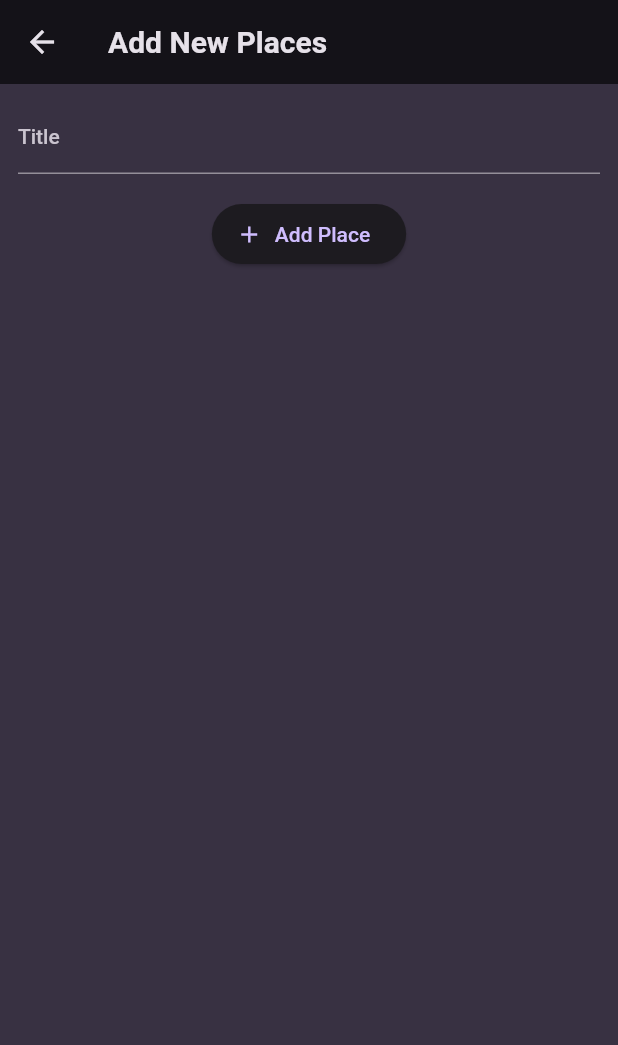
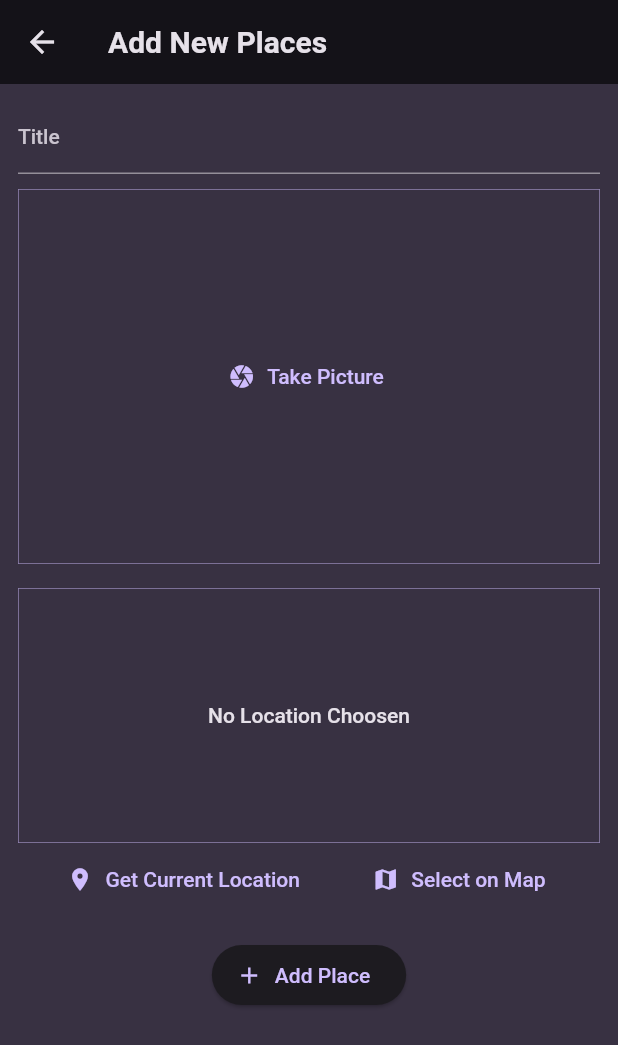
Before and after one commit to Gnturf/favorite_places, a Flutter app: the AddPlaceScreen screen opened directly, on a phone screen of 412 x 824 dp. Shown: the top 1045 px of the screen. Run offline on Flutter 3.47's test engine with Material 2 defaults, Android fonts, the phone set to English and light mode, and no system bars; our stand-ins replace flutter_riverpod, google_fonts, image_picker, location.

Commit message:
Adding Location Input
Setting Google Map Package

```diff
--- a/lib/models/place.dart
+++ b/lib/models/place.dart
@@ -1,11 +1,30 @@
+import 'dart:io';
+
 import 'package:uuid/uuid.dart';
-import 'package:uuid/v4.dart';
 
 final uuid = Uuid();
 
 class Place {
-  Place({required this.title}) : id = uuid.v4();
+  Place({
+    required this.title,
+    required this.image,
+    required this.location,
+  }) : id = uuid.v4();
 
   final String id;
   final String title;
+  final File image;
+  final PlaceLocation location;
 }
+
+class PlaceLocation {
+  const PlaceLocation({
+    required this.latitude,
+    required this.longitude,
+    required this.address,
+  });
+
+  final double latitude;
+  final double longitude;
+  final String address;
+}
--- a/lib/providers/user_places.dart
+++ b/lib/providers/user_places.dart
@@ -1,11 +1,13 @@
+import 'dart:io';
+
 import 'package:favorite_places/models/place.dart';
 import 'package:flutter_riverpod/flutter_riverpod.dart';
 
 class UserPlacesNotifier extends StateNotifier<List<Place>> {
   UserPlacesNotifier() : super(const []);
 
-  void addPlace(String title) {
-    final newPlace = Place(title: title);
+  void addPlace(String title, File image, PlaceLocation location) {
+    final newPlace = Place(title: title, image: image, location: location);
     state = [newPlace, ...state];
   }
 }
--- a/lib/screens/add_place.dart
+++ b/lib/screens/add_place.dart
@@ -1,4 +1,9 @@
+import 'dart:io';
+
+import 'package:favorite_places/models/place.dart';
 import 'package:favorite_places/providers/user_places.dart';
+import 'package:favorite_places/widgets/image_input.dart';
+import 'package:favorite_places/widgets/location_input.dart';
 import 'package:flutter/material.dart';
 import 'package:flutter_riverpod/flutter_riverpod.dart';
 
@@ -13,15 +18,25 @@ class AddPlaceScreen extends ConsumerStatefulWidget {
 
 class _AddPlaceScreenState extends ConsumerState<AddPlaceScreen> {
   final _titleController = TextEditingController();
+  File? _selectedImage;
+  PlaceLocation? _selectedLocation;
 
   void _savePlace() {
     final _enteredTitle = _titleController.text;
 
-    if (_enteredTitle.isEmpty) {
+    if (_enteredTitle.isEmpty ||
+        _selectedImage == null ||
+        _selectedLocation == null) {
       return;
     }
 
-    ref.read(userPlacesProvider.notifier).addPlace(_enteredTitle);
+    print('passed');
+
+    ref.read(userPlacesProvider.notifier).addPlace(
+          _enteredTitle,
+          _selectedImage!,
+          _selectedLocation!,
+        );
 
     Navigator.of(context).pop();
   }
@@ -53,6 +68,23 @@ class _AddPlaceScreenState extends ConsumerState<AddPlaceScreen> {
               ),
             ),
             const SizedBox(
+              height: 10,
+            ),
+            // Image Input
+            ImageInput(
+              onPickImage: (image) {
+                _selectedImage = image;
+              },
+            ),
+            const SizedBox(
+              height: 16,
+            ),
+            LocationInput(
+              onSelectLocation: (location) {
+                _selectedLocation = location;
+              },
+            ),
+            const SizedBox(
               height: 16,
             ),
             ElevatedButton.icon(
--- a/lib/screens/places.dart
+++ b/lib/screens/places.dart
@@ -29,7 +29,10 @@ class PlacesScreen extends ConsumerWidget {
           )
         ],
       ),
-      body: PlacesList(places: userPlaces),
+      body: Padding(
+        padding: const EdgeInsets.all(8.0),
+        child: PlacesList(places: userPlaces),
+      ),
     );
   }
 }
--- /dev/null
+++ b/lib/widgets/image_input.dart
@@ -0,0 +1,71 @@
+import 'dart:io';
+
+import 'package:flutter/material.dart';
+import 'package:image_picker/image_picker.dart';
+
+class ImageInput extends StatefulWidget {
+  const ImageInput({super.key, required this.onPickImage});
+
+  final void Function(File image) onPickImage;
+
+  @override
+  State<ImageInput> createState() {
+    return _ImageInputState();
+  }
+}
+
+class _ImageInputState extends State<ImageInput> {
+  File? _selectedImage;
+
+  void _takePicture() async {
+    final imagePicker = ImagePicker();
+    final pickedImage = await imagePicker.pickImage(
+      source: ImageSource.camera,
+      maxWidth: 600,
+    );
+
+    if (pickedImage == null) {
+      return;
+    }
+
+    setState(() {
+      _selectedImage = File(pickedImage.path);
+    });
+
+    widget.onPickImage(_selectedImage!);
+  }
+
+  @override
+  Widget build(BuildContext context) {
+    Widget content = TextButton.icon(
+      onPressed: _takePicture,
+      icon: const Icon(Icons.camera),
+      label: const Text('Take Picture'),
+    );
+
+    if (_selectedImage != null) {
+      content = GestureDetector(
+        onTap: _takePicture,
+        child: Image.file(
+          _selectedImage!,
+          fit: BoxFit.cover,
+          width: double.infinity,
+          height: double.infinity,
+        ),
+      );
+    }
+
+    return Container(
+      height: 250,
+      width: double.infinity,
+      alignment: Alignment.center,
+      decoration: BoxDecoration(
+        border: Border.all(
+          width: 0.5,
+          color: Theme.of(context).colorScheme.primary.withOpacity(0.6),
+        ),
+      ),
+      child: content,
+    );
+  }
+}
--- /dev/null
+++ b/lib/widgets/location_input.dart
@@ -0,0 +1,144 @@
+import 'dart:convert';
+
+import 'package:favorite_places/models/place.dart';
+import 'package:flutter/material.dart';
+import 'package:image_picker/image_picker.dart';
+import 'package:location/location.dart';
+import 'package:http/http.dart' as http;
+
+class LocationInput extends StatefulWidget {
+  const LocationInput({super.key, required this.onSelectLocation});
+
+  final void Function(PlaceLocation location) onSelectLocation;
+
+  @override
+  State<LocationInput> createState() {
+    return _LocationInputState();
+  }
+}
+
+class _LocationInputState extends State<LocationInput> {
+  PlaceLocation? _pickedLocation;
+  var _isGettingLocation = false;
+
+  String get locationImage {
+    if (_pickedLocation == null) {
+      return "";
+    }
+    final lat = _pickedLocation!.latitude;
+    final lon = _pickedLocation!.longitude;
+    return "https://maps.googleapis.com/maps/api/staticmap?center=$lat,$lon&zoom=16&size=600x300&maptype=roadmap&markers=color:red%7C$lat,$lon&key=AIzaSyDc3A-8HiiblwkPZhJ4bRQrQFwQh6qTCVA";
+  }
+
+  void _getCurrentLocation() async {
+    Location location = Location();
+
+    bool serviceEnabled;
+    PermissionStatus permissionGranted;
+    LocationData locationData;
+
+    serviceEnabled = await location.serviceEnabled();
+    if (!serviceEnabled) {
+      serviceEnabled = await location.requestService();
+      if (!serviceEnabled) {
+        return;
+      }
+    }
+
+    permissionGranted = await location.hasPermission();
+    if (permissionGranted == PermissionStatus.denied) {
+      permissionGranted = await location.requestPermission();
+      if (permissionGranted != PermissionStatus.granted) {
+        return;
+      }
+    }
+
+    setState(() {
+      _isGettingLocation = true;
+    });
+
+    locationData = await location.getLocation();
+    final lat = locationData.latitude;
+    final lon = locationData.longitude;
+
+    if (lat == null || lon == null) {
+      _isGettingLocation = false;
+      return;
+    }
+
+    final uri = Uri.parse(
+        'https://maps.googleapis.com/maps/api/geocode/json?latlng=${lat},${lon}&key=AIzaSyDc3A-8HiiblwkPZhJ4bRQrQFwQh6qTCVA');
+
+    final r = await http.get(uri);
+    final responseBody = json.decode(r.body);
+    final address = responseBody["results"][1]["formatted_address"];
+
+    setState(() {
+      _pickedLocation = PlaceLocation(
+        latitude: lat,
+        longitude: lon,
+        address: address,
+      );
+
+      _isGettingLocation = false;
+    });
+
+    widget.onSelectLocation(_pickedLocation!);
+  }
+
+  @override
+  Widget build(BuildContext context) {
+    Widget previewContent = Text(
+      'No Location Choosen',
+      textAlign: TextAlign.center,
+      style: Theme.of(context).textTheme.bodyLarge!.copyWith(
+            color: Theme.of(context).colorScheme.onBackground,
+          ),
+    );
+
+    if (_pickedLocation != null) {
+      previewContent = Image.network(
+        locationImage,
+        fit: BoxFit.cover,
+        width: double.infinity,
+        height: double.infinity,
+      );
+    }
+
+    if (_isGettingLocation) {
+      previewContent = const CircularProgressIndicator();
+    }
+
+    return Column(
+      children: [
+        Container(
+          alignment: Alignment.center,
+          height: 170,
+          width: double.infinity,
+          decoration: BoxDecoration(
+            border: Border.all(
+              width: 0.5,
+              color: Theme.of(context).colorScheme.primary.withOpacity(0.6),
+            ),
+          ),
+          child: previewContent,
+        ),
+        Row(
+          mainAxisAlignment: MainAxisAlignment.spaceEvenly,
+          children: [
+            TextButton.icon(
+              onPressed: _getCurrentLocation,
+              icon: const Icon(Icons.location_on),
+              label: const Text('Get Current Location'),
+            ),
+            TextButton.icon(
+              onPressed: () {},
+              icon: const Icon(Icons.map),
+              label: const Text('Select on Map'),
+            ),
+          ],
+        )
+      ],
+    );
+  }
+}
--- a/pubspec.yaml
+++ b/pubspec.yaml
@@ -38,6 +38,10 @@ dependencies:
   google_fonts: ^6.1.0
   uuid: ^4.2.1
   flutter_riverpod: ^2.4.8
+  image_picker: ^1.0.4
+  location: ^5.0.3
+  http: ^1.1.0
+  google_maps_flutter: ^2.5.0
 
 dev_dependencies:
   flutter_test:
```
Also changed, not shown: lib/screens/place_detail.dart (+48 -7 lines), lib/widgets/places_list.dart (+10 -0 lines), pubspec.lock, 8 other files.
